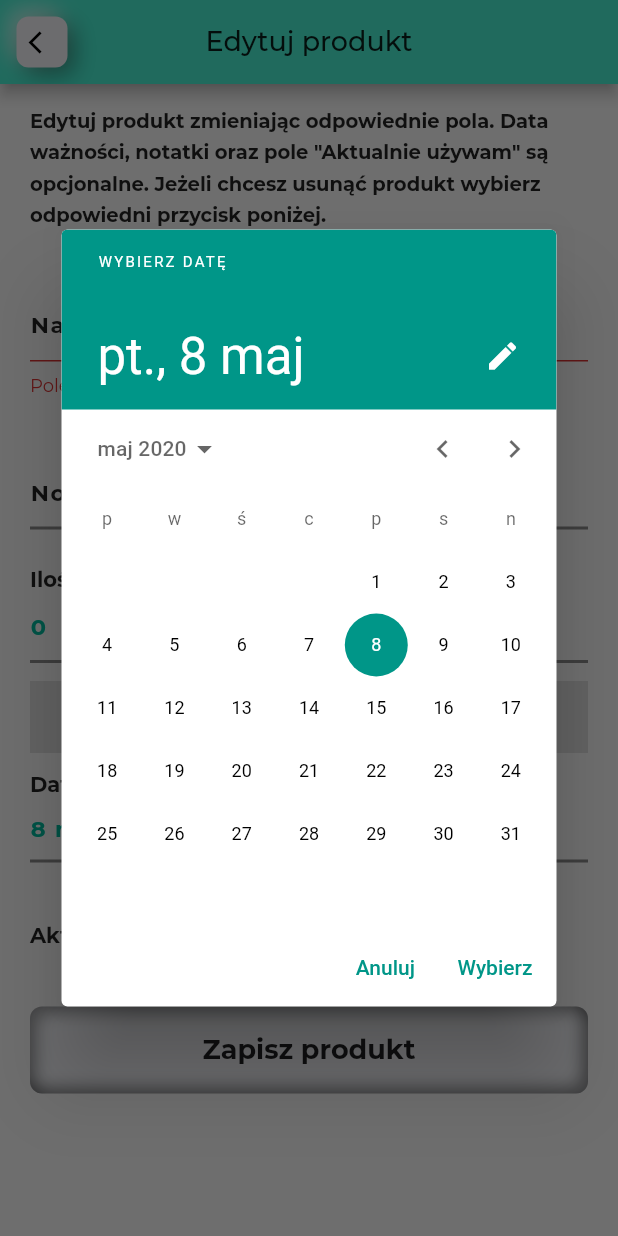
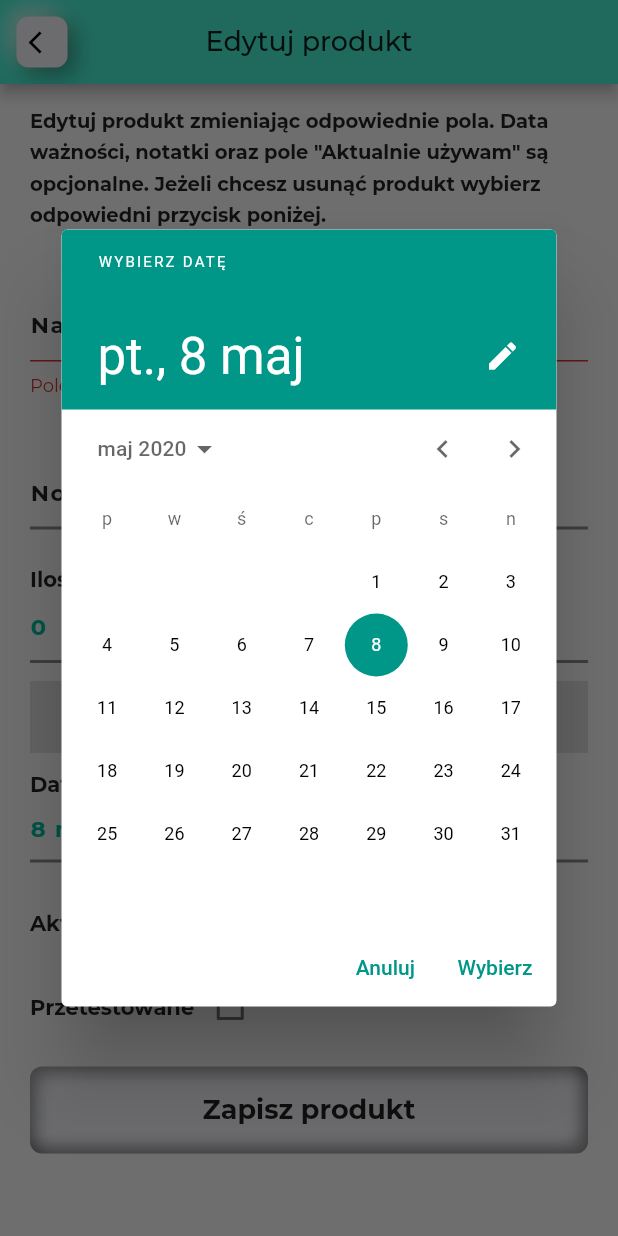
Before and after one commit to TomKaminski/dc_note, a Flutter app: the AddProductScreen screen opened directly with empty values, after a tap on an icon or button, on a phone screen of 412 x 824 dp. Run offline on Flutter 3.47's test engine with Material 2 defaults, Android fonts, the phone set to English and light mode, and no system bars; drawn by our look-alikes of flutter_neumorphic; our stand-ins replace bloc, equatable, flutter_bloc, get_it, liquid_pull_to_refresh, moor_flutter and 1 more; missing offline and left inert: ads, firebase_admob; accounts and stored records are empty; generated files the repository leaves out were written again; statements that could not run were skipped.

Commit message:
enabled back adds

```diff
--- a/lib/core/models/product_model.dart
+++ b/lib/core/models/product_model.dart
@@ -25,6 +25,7 @@ class InnerCategoryEntry {
 class ProductModel extends BaseAppModel {
   final int id;
   final bool inUse;
+  final bool reviewed;
   final int quantity;
   final DateTime useUntil;
   final String name;
@@ -32,13 +33,14 @@ class ProductModel extends BaseAppModel {
   final CategorySelectorItem category;
 
   ProductModel(this.id, this.quantity, this.useUntil, this.name, this.inUse,
-      this.category, this.notes);
+      this.category, this.notes, this.reviewed);
 
   ProductModel.fromEntity(ProductEntity entity, CategoryEntity category)
       : id = entity.id,
         name = entity.name,
         notes = entity.notes,
         quantity = entity.quantity,
+        reviewed = entity.isReviewed,
         category = CategorySelectorItem(
             category.name,
             entity.categoryId,
@@ -53,6 +55,7 @@ class ProductModel extends BaseAppModel {
         id: id,
         name: name,
         quantity: quantity,
+        isReviewed: reviewed,
         notes: notes,
         categoryId: category.id,
         useUntil: useUntil,
--- a/lib/core/statics/adds.dart
+++ b/lib/core/statics/adds.dart
@@ -1,93 +1,94 @@
-// import 'dart:io';
+import 'dart:io';
 
-// import 'package:ads/ads.dart';
-// import 'package:firebase_admob/firebase_admob.dart';
-// import 'package:flutter/material.dart';
+import 'package:ads/ads.dart';
+import 'package:firebase_admob/firebase_admob.dart';
+import 'package:flutter/material.dart';
 
-// class AppAds {
-//   static Ads _ads;
+class AppAds {
+  static Ads _ads;
 
-//   static final String _appId =
-//       Platform.isAndroid ? 'ca-app-pub-9001976910782778~3249431672' : '---';
+  static final String _appId = Platform.isAndroid
+      ? 'ca-app-pub-9001976910782778~3249431672'
+      : 'ca-app-pub-9001976910782778~2097245492';
 
-//   static final String _screenUnitId =
-//       Platform.isAndroid ? 'ca-app-pub-9001976910782778/2866288290' : '---';
+  static final String _screenUnitId = Platform.isAndroid
+      ? 'ca-app-pub-9001976910782778/2866288290'
+      : 'ca-app-pub-9001976910782778/3102656667';
 
-//   static final String _banerUnitId =
-//       Platform.isAndroid ? 'ca-app-pub-9001976910782778/8973451519' : '---';
+  static final String _banerUnitId = Platform.isAndroid
+      ? 'ca-app-pub-9001976910782778/8973451519'
+      : 'ca-app-pub-9001976910782778/6966428794';
 
-//   /// Assign a listener.
-//   static MobileAdListener _eventListener = (MobileAdEvent event) {
-//     if (event == MobileAdEvent.clicked) {
-//       //print("_eventListener: The opened ad is clicked on.");
-//     }
-//   };
+  /// Assign a listener.
+  static MobileAdListener _eventListener = (MobileAdEvent event) {
+    if (event == MobileAdEvent.clicked) {}
+  };
 
-//   static void init() => _ads ??= Ads(
-//         _appId,
-//         screenUnitId: _screenUnitId,
-//         bannerUnitId: _banerUnitId,
-//         keywords: <String>[
-//           'beauty',
-//           'cosmetics',
-//           'kosmetyki',
-//           'make-up',
-//           'makijaż'
-//         ],
-//         childDirected: false,
-//         testDevices: ["30DB302FF5A900346A5F938F29C0711A"],
-//         listener: _eventListener,
-//       );
+  static void init() => _ads ??= Ads(
+        _appId,
+        screenUnitId: _screenUnitId,
+        bannerUnitId: _banerUnitId,
+        keywords: <String>[
+          'beauty',
+          'cosmetics',
+          'kosmetyki',
+          'make-up',
+          'makijaż'
+        ],
+        childDirected: false,
+        testDevices: ["30DB302FF5A900346A5F938F29C0711A"],
+        listener: _eventListener,
+      );
 
-//   /// Call this static function in your State object's initState() function.
-//   static void showBanner(
-//           {String adUnitId,
-//           AdSize size,
-//           List<String> keywords,
-//           String contentUrl,
-//           bool childDirected,
-//           List<String> testDevices,
-//           bool testing,
-//           MobileAdListener listener,
-//           State state,
-//           double anchorOffset,
-//           AnchorType anchorType}) =>
-//       _ads?.showBannerAd(
-//           adUnitId: adUnitId,
-//           size: size,
-//           keywords: keywords,
-//           contentUrl: contentUrl,
-//           childDirected: childDirected,
-//           testDevices: testDevices,
-//           testing: testing,
-//           listener: listener,
-//           state: state,
-//           anchorOffset: anchorOffset,
-//           anchorType: anchorType);
+  /// Call this static function in your State object's initState() function.
+  static void showBanner(
+          {String adUnitId,
+          AdSize size,
+          List<String> keywords,
+          String contentUrl,
+          bool childDirected,
+          List<String> testDevices,
+          bool testing,
+          MobileAdListener listener,
+          State state,
+          double anchorOffset,
+          AnchorType anchorType}) =>
+      _ads?.showBannerAd(
+          adUnitId: adUnitId,
+          size: size,
+          keywords: keywords,
+          contentUrl: contentUrl,
+          childDirected: childDirected,
+          testDevices: testDevices,
+          testing: testing,
+          listener: listener,
+          state: state,
+          anchorOffset: anchorOffset,
+          anchorType: anchorType);
 
-//   /// Call this static function in your State object's initState() function.
-//   static void showFullscreen(
-//           {String adUnitId,
-//           AdSize size,
-//           List<String> keywords,
-//           String contentUrl,
-//           bool childDirected,
-//           List<String> testDevices,
-//           bool testing,
-//           MobileAdListener listener,
-//           State state}) =>
-//       _ads?.showFullScreenAd(
-//           adUnitId: adUnitId,
-//           keywords: keywords,
-//           contentUrl: contentUrl,
-//           childDirected: childDirected,
-//           testDevices: testDevices,
-//           testing: testing,
-//           listener: listener,
-//           state: state);
+  /// Call this static function in your State object's initState() function.
+  static void showFullscreen(
+          {String adUnitId,
+          AdSize size,
+          List<String> keywords,
+          String contentUrl,
+          bool childDirected,
+          List<String> testDevices,
+          bool testing,
+          MobileAdListener listener,
+          State state}) =>
+      _ads?.showFullScreenAd(
+          adUnitId: adUnitId,
+          keywords: keywords,
+          contentUrl: contentUrl,
+          childDirected: childDirected,
+          testDevices: testDevices,
+          testing: testing,
+          listener: listener,
+          state: state);
 
-//   static void hideBanner() => _ads?.closeBannerAd();
+  static void hideBanner() => _ads?.closeBannerAd();
 
-//   /// Remember to call this in the State object's dispose() function.
-//   static void dispose() => _ads?.dispose();
-// }
+  /// Remember to call this in the State object's dispose() function.
+  static void dispose() => _ads?.dispose();
+}
--- a/lib/core/widgets/form/base_checkbox_field_widget.dart
+++ b/lib/core/widgets/form/base_checkbox_field_widget.dart
@@ -54,7 +54,7 @@ class _BaseCheckboxFieldWidgetState extends State<BaseCheckboxFieldWidget> {
         builder: (context, snapshot) {
           final isDisabled = snapshot.data == true;
           return Padding(
-            padding: const EdgeInsets.symmetric(vertical: 12.0),
+            padding: const EdgeInsets.symmetric(vertical: 4.0),
             child: GestureDetector(
               onTap: () {
                 if (!isDisabled) {
--- a/lib/core/widgets/neuro/list_buttons.dart
+++ b/lib/core/widgets/neuro/list_buttons.dart
@@ -25,12 +25,12 @@ class ListButton extends NeumorphicSquareButton {
       : super.listItemNotSelected(
             child: Icon(
               Icons.delete,
-              color: AppColors.secondary,
-              size: 14,
+              color: Colors.red,
+              size: 16,
             ),
             onTap: (context) => onTap(),
             style: NeumorphicSquareButtonStyle.listItemNotSelected(
-                buttonSize: 36, sizeWithPaddings: 30));
+                buttonSize: 34, sizeWithPaddings: 40));
 
   ListButton.loadingSelected()
       : super.listItemSelected(
--- a/lib/database/app_database.dart
+++ b/lib/database/app_database.dart
@@ -95,7 +95,11 @@ class CategoryDao extends DatabaseAccessor<AppDatabase>
 
   Future<List<CategoryEntity>> getAllByExpression(
       Expression<bool, BoolType> Function($CategoryTableTable) filter) async {
-    return await (select(categoryTable)..where(filter)).get();
+    return await ((select(categoryTable)..where(filter))
+          ..orderBy([
+            (u) => OrderingTerm(expression: u.name, mode: OrderingMode.asc),
+          ]))
+        .get();
   }
 
   Future<List<CategoryEntity>> getAll() async => select(categoryTable).get();
--- a/lib/pages/about/about_screen.dart
+++ b/lib/pages/about/about_screen.dart
@@ -9,13 +9,13 @@ class AboutScreen extends StatefulWidget {
 class _AboutScreenState extends State<AboutScreen> {
   @override
   void initState() {
-    //AppAds.showBanner(anchorOffset: 80);
+    AppAds.showBanner(anchorOffset: 80);
     super.initState();
   }
 
   @override
   void dispose() {
-    //AppAds.dispose();
+    AppAds.dispose();
     super.dispose();
   }
 
--- a/lib/pages/add_product/add_product_screen.dart
+++ b/lib/pages/add_product/add_product_screen.dart
@@ -35,7 +35,7 @@ class AddProductScreenState extends State<AddProductScreen> {
 
     if (Application.showedFullscreenAdd == false) {
       Application.showedFullscreenAdd = true;
-      //AppAds.showFullscreen(state: this);
+      AppAds.showFullscreen(state: this);
     }
   }
 
@@ -135,7 +135,13 @@ class AddProductScreenState extends State<AddProductScreen> {
                         isDisabled: currentState.isProcessing,
                         blocField: bloc.inUseField,
                         initialData: bloc.inUseField.value,
-                        isRequired: true),
+                        isRequired: false),
+                    BaseCheckboxFieldWidget(
+                        title: "Przetestowane",
+                        isDisabled: currentState.isProcessing,
+                        blocField: bloc.reviewedField,
+                        initialData: bloc.reviewedField.value,
+                        isRequired: false),
                     SizedBox(height: 12),
                     FormSubmitButton(
                       disabledStream: bloc.isFormValid,
@@ -143,12 +149,6 @@ class AddProductScreenState extends State<AddProductScreen> {
                       onPressed: () => bloc.add(AddProductEvent()),
                       text: "Zapisz produkt",
                     ),
-                    // SizedBox(height: 18),
-                    // NeumorphicButton(
-                    //   style: NeumorphicStyle(color: Colors.red, depth: -10),
-                    //   child: Text("Usuń produkt"),
-                    // ),
-                    // SizedBox(height: 24)
                   ],
                 ),
               ),
--- a/lib/pages/add_product/bloc/add_product_bloc.dart
+++ b/lib/pages/add_product/bloc/add_product_bloc.dart
@@ -24,6 +24,7 @@ class AddProductBloc extends Bloc<AddProductEvent, BooleanState> {
 
   final notesField = BehaviorBlocField<String>();
   final inUseField = BehaviorBlocField<bool>();
+  final reviewedField = BehaviorBlocField<bool>();
   final useUntilField = BehaviorBlocField<DateTime>();
 
   final categoryField = BehaviorBlocField<CategorySelectorItem>(
@@ -47,6 +48,7 @@ class AddProductBloc extends Bloc<AddProductEvent, BooleanState> {
       notesField.emit(product.notes);
       useUntilField.emit(product.useUntil);
       categoryField.emit(product.category);
+      reviewedField.emit(product.reviewed);
     }
   }
 
@@ -69,6 +71,7 @@ class AddProductBloc extends Bloc<AddProductEvent, BooleanState> {
             categoryId: categoryField.value.id,
             useUntil: useUntilField.value,
             notes: notesField.value,
+            isReviewed: reviewedField.value,
             id: id,
             inUse: inUseField.value ?? false));
       } else {
@@ -78,6 +81,7 @@ class AddProductBloc extends Bloc<AddProductEvent, BooleanState> {
             categoryId: categoryField.value.id,
             useUntil: useUntilField.value,
             notes: notesField.value,
+            isReviewed: reviewedField.value ?? false,
             id: null,
             inUse: inUseField.value ?? false));
       }
--- a/lib/pages/in_use_products/in_use_products_screen.dart
+++ b/lib/pages/in_use_products/in_use_products_screen.dart
@@ -94,11 +94,7 @@ class InUseProductsScreenState extends State<InUseProductsScreen> {
             child: CircularProgressIndicator(),
           );
         },
-        listener: (BuildContext context, ProductsState state) {
-          if (state is ProductsUpdated) {
-            Navigator.of(context).pop();
-          }
-        },
+        listener: (BuildContext context, ProductsState state) {},
       ),
     );
   }
--- a/lib/pages/products/bloc/products_state.dart
+++ b/lib/pages/products/bloc/products_state.dart
@@ -10,8 +10,6 @@ abstract class ProductsState extends Equatable {
 class ProductsUninitialized extends ProductsState {}
 
 class ProductsError extends ProductsState {}
-
-class ProductsUpdated extends ProductsState {}
 
 class ProductsLoaded extends ProductsState {
   final List<CategoryEntry> categories;
--- a/lib/pages/tabs/tabs_screen.dart
+++ b/lib/pages/tabs/tabs_screen.dart
@@ -36,13 +36,13 @@ class _TabPageState extends State<TabsScreen> {
   @override
   void initState() {
     super.initState();
-    //AppAds.init();
+    AppAds.init();
   }
 
   @override
   void dispose() {
     super.dispose();
-    //AppAds.dispose();
+    AppAds.dispose();
   }
 
   @override
--- a/pubspec.yaml
+++ b/pubspec.yaml
@@ -27,8 +27,7 @@ dependencies:
   intl: ^0.16.0
   liquid_pull_to_refresh: ^1.1.2
   flutter_neumorphic: ^1.0.7
-  # ads: "^1.7.2"
-  # firebase_admob: "^0.9.3+2"
+  ads: "^1.7.2"
 
 dev_dependencies:
   json_serializable: "^3.2.5"
```
Also changed, not shown: lib/pages/product_row/base_product_row.dart (+26 -1 lines), lib/pages/products/bloc/products_bloc.dart (+13 -19 lines), pubspec.lock, 3 other files.
